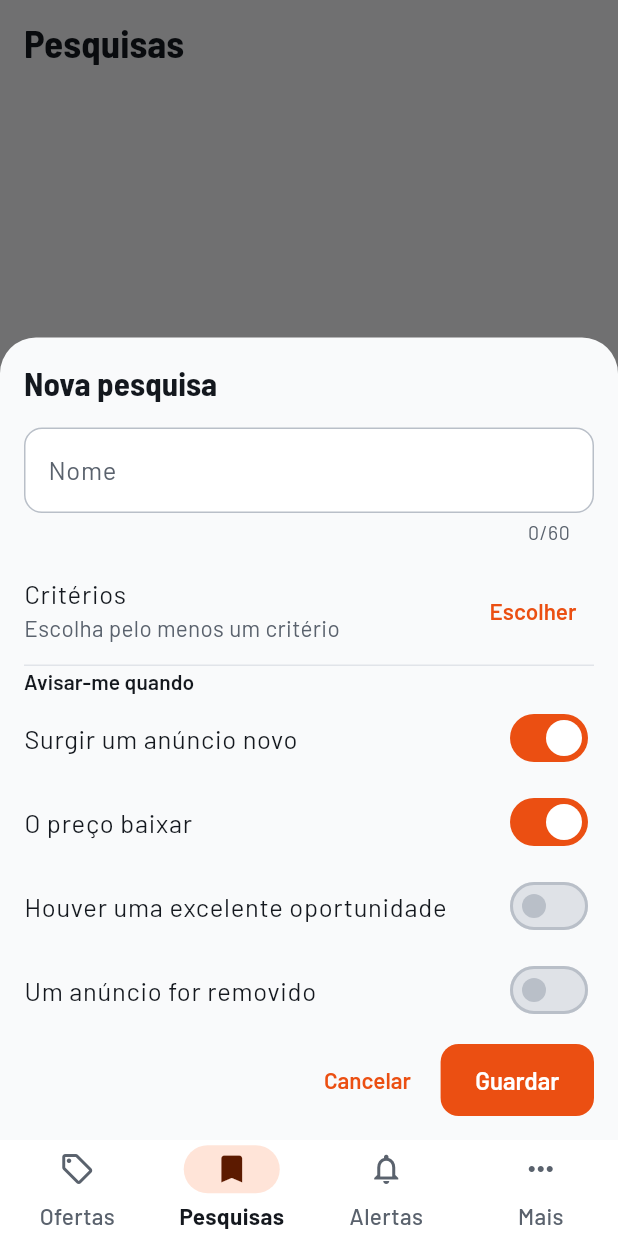
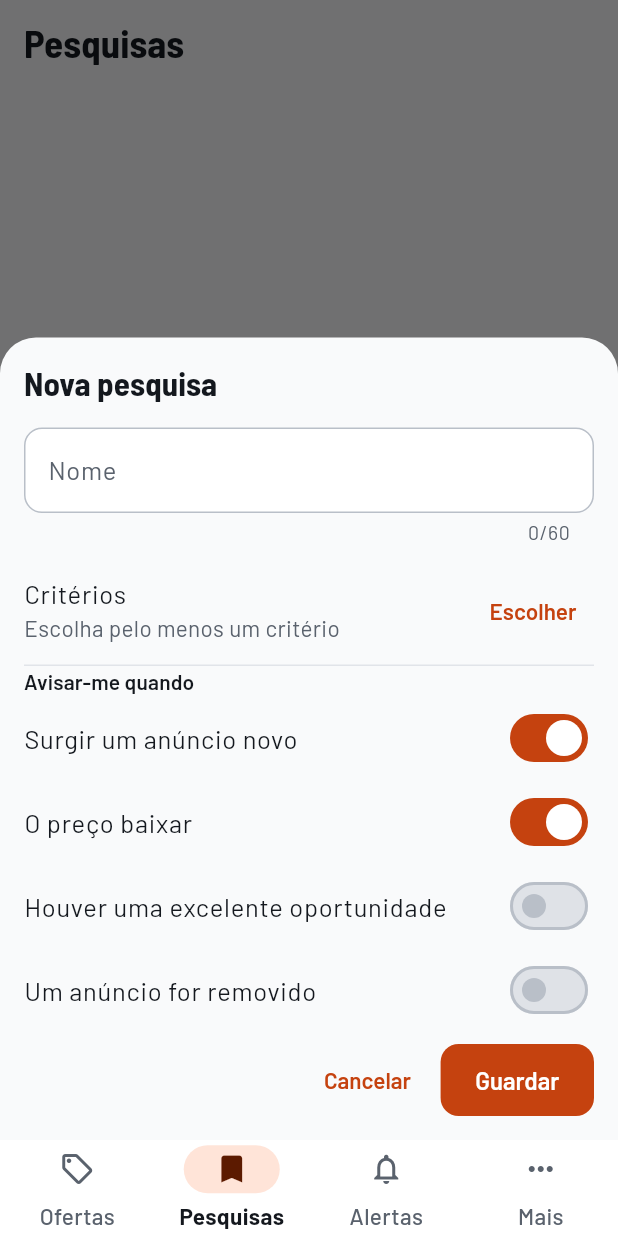
Before and after one commit to rafaelfaria1323/motorcycle-deal-tracker, a Flutter app: the SavedSearchesPage screen opened by its route, after a tap on "Nova pesquisa", on a phone screen of 412 x 824 dp. Run offline on Flutter 3.47's test engine with Material 3 defaults, Android fonts, the phone set to English and light mode, and no system bars; our stand-ins replace equatable, flutter_bloc, get_it, go_router, supabase, supabase_flutter; missing offline and left inert: dart:js_interop; accounts and stored records are empty; network calls fail.

Commit message:
fix(theme): a deeper orange that is readable as text and behind white (N.9)
Co-Authored-By: Claude Opus 5.5 <noreply@anthropic.com>
Claude-Session: https://claude.ai/code/session_012Qsimqdoa35Cf1xtr2Jz16

```diff
--- a/app/lib/app/theme/app_theme.dart
+++ b/app/lib/app/theme/app_theme.dart
@@ -25,7 +25,7 @@ abstract final class AppTheme {
 
   static const _lightScheme = ColorScheme(
     brightness: Brightness.light,
-    primary: Color(0xFFEB4F12),
+    primary: Color(0xFFC5420F),
     onPrimary: Colors.white,
     primaryContainer: Color(0xFFFFE4D8),
     onPrimaryContainer: Color(0xFF5C1A00),
@@ -95,7 +95,7 @@ abstract final class AppTheme {
     scrim: Colors.black,
     inverseSurface: Color(0xFFECEEF1),
     onInverseSurface: Color(0xFF14181E),
-    inversePrimary: Color(0xFFEB4F12),
+    inversePrimary: Color(0xFFB73D0E),
     surfaceTint: Colors.transparent,
   );
 
```
Also changed, not shown: 2 other files.
